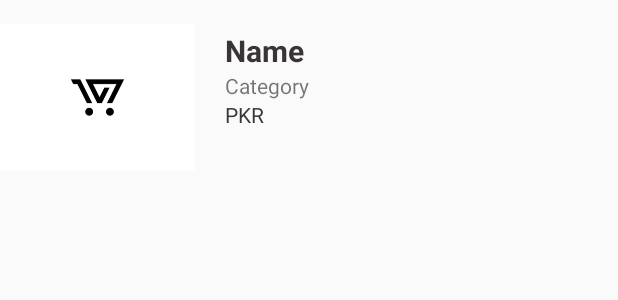
After one commit to muneebahmad0600/FYPAndroid, an Android app: the layout product.xml on its own in the app's theme, with its tools: preview values and no code run, on a phone screen of 412 x 824 dp. The commit adds this screen. Shown: the top 300 px of the screen. Run offline under Robolectric (Android 15) with nearby library versions, the phone set to English and light mode, and no system bars; network calls fail.

Commit message:
product list added.product adapter not complete.

```diff
--- a/app/src/main/res/layout/activity_main2.xml
+++ b/app/src/main/res/layout/activity_main2.xml
@@ -11,8 +11,6 @@
         android:id="@+id/storebanner"
         android:layout_width="match_parent"
         android:layout_height="130dp"
-        android:layout_marginRight="10dp"
-        android:layout_marginLeft="10dp"
         android:background="#FFFFFF">
 
         <de.hdodenhof.circleimageview.CircleImageView
@@ -61,7 +59,6 @@
         android:scaleY=".8"
         android:transformPivotX="15dp"
         android:transformPivotY="05dp" />
-
 
         <TextView
         android:id="@+id/tv_start_time"
@@ -118,6 +115,7 @@
         android:layout_height="wrap_content"
         android:layout_below="@+id/storebanner">
     <ListView
+        android:id="@+id/lv_product_list"
         android:layout_width="match_parent"
         android:layout_height="500dp"
         android:layout_marginLeft="10dp"
--- /dev/null
+++ b/app/src/main/res/layout/product.xml
@@ -0,0 +1,44 @@
+<?xml version="1.0" encoding="utf-8"?>
+<RelativeLayout
+    xmlns:android="http://schemas.android.com/apk/res/android"
+    android:layout_width="match_parent"
+    android:layout_height="match_parent">
+
+    <ImageView
+        android:id="@+id/iv_product_image"
+        android:layout_width="130dp"
+        android:layout_height="130dp"
+        android:src="@drawable/shopping_cart"/>
+
+    <TextView
+        android:id="@+id/tv_product_name"
+        android:layout_width="wrap_content"
+        android:layout_height="wrap_content"
+        android:layout_marginLeft="20dp"
+        android:layout_marginTop="20dp"
+        android:layout_toRightOf="@+id/iv_product_image"
+        android:text="Name"
+        android:textStyle="bold"
+        android:textColor="@color/colorPrimary"
+        android:textSize="20sp"/>
+
+    <TextView
+        android:id="@+id/tv_product_category"
+        android:layout_width="wrap_content"
+        android:layout_height="wrap_content"
+        android:text="Category"
+        android:layout_toRightOf="@+id/iv_product_image"
+        android:layout_marginLeft="20dp"
+        android:layout_below="@+id/tv_product_name"/>
+
+    <TextView
+        android:id="@+id/tv_product_prize"
+        android:layout_width="wrap_content"
+        android:layout_height="wrap_content"
+        android:text="PKR"
+        android:layout_toRightOf="@id/iv_product_image"
+        android:layout_marginLeft="20dp"
+        android:layout_below="@+id/tv_product_category"
+        android:textColor="@color/colorPrimary"/>
+
+</RelativeLayout>
```
Also changed, not shown: app/src/main/java/com/example/muneebahmad/edwbqfgb/Main2Activity.java (+98 -0 lines), app/src/main/java/com/example/muneebahmad/edwbqfgb/Product.java (added, +38 -0 lines), app/src/main/java/com/example/muneebahmad/edwbqfgb/ProductAdapter.java (added, +60 -0 lines).
